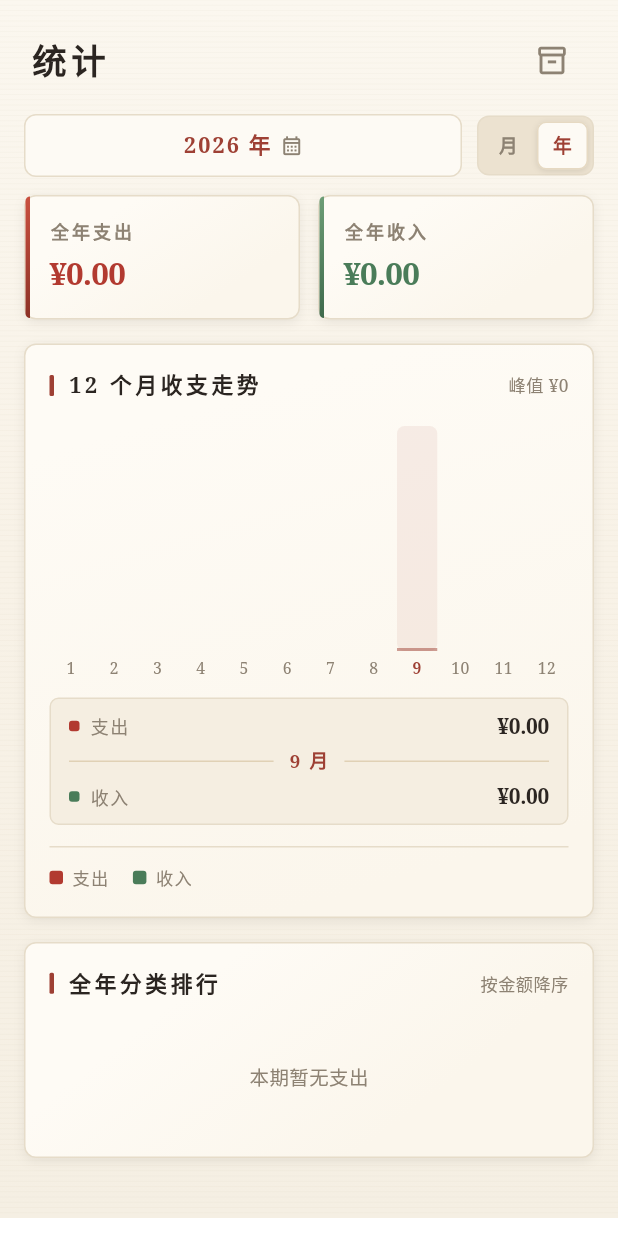
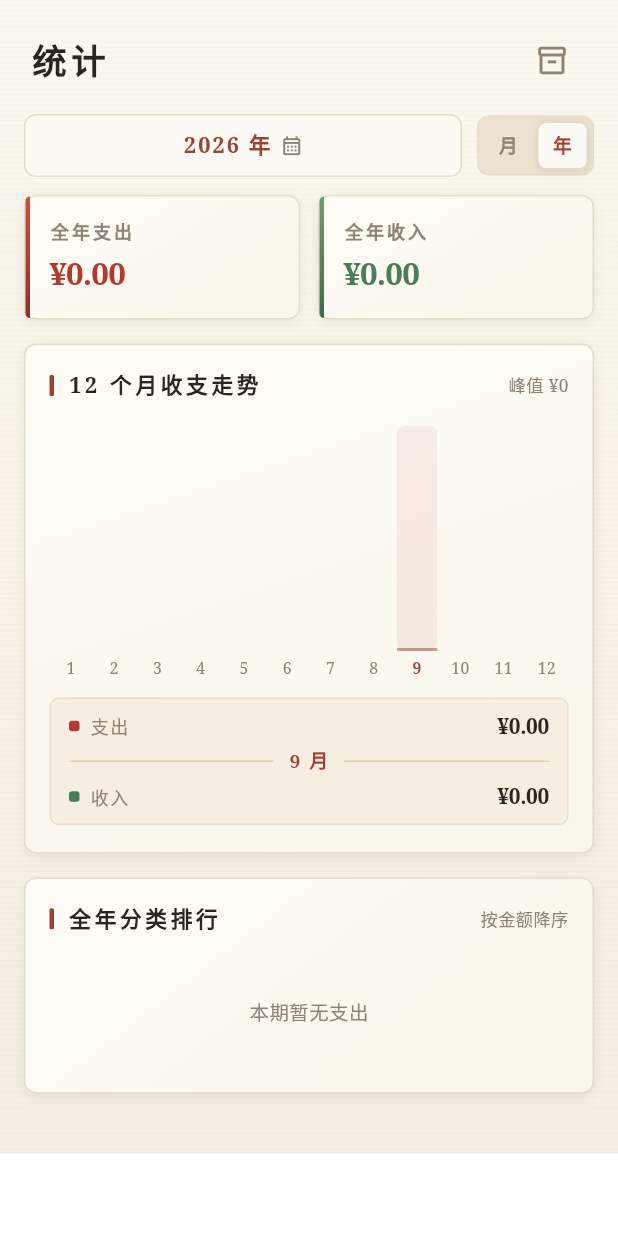
Before and after one commit to hpy12345/-APP, a Flutter app: the StatPage screen opened directly, after a tap on an icon or button, on a phone screen of 412 x 824 dp. Run offline on Flutter 3.47's test engine with Material 3 defaults, Android fonts, the light colour scheme and no system bars; our stand-ins replace file_picker, package_info_plus, shared_preferences, sqflite; accounts and stored records are empty.

Commit message:
polish(ui): 去掉年度图例 + 拉开 ¥ 与金额的间距（v1.2.1+5）
1  统计 · 12 个月收支走势：底部那行「● 支出 / ● 收入」图例删掉。
   选中月的读数条本身就带两个同色点，图例属于重复信息；
   `YearLegend` 组件一并删除（只留一段注释说明它为什么不在）。
2  记账页金额输入框：¥ 与数字的间距 0 → 9px。
   根因：InputDecorator 的 prefix 与输入框是紧挨着摆的（间距 = 前缀自身宽度，
   没有额外空隙），所以间距只能由前缀自己的右内边距给出 ——
   改用 `prefix`（widget）替代 `prefixText`，并把 `_yenGap`（同时用于长金额
   降字号的宽度预算）统一成 9。

```diff
--- a/lib/pages/add_page.dart
+++ b/lib/pages/add_page.dart
@@ -491,7 +491,12 @@ class _AmountField extends StatelessWidget {
   /// 行盒高 / 字号（沿用旧版 47/39 的比例，改字号时行距同比缩）
   static const double _lineFactor = 47 / 39;
   static const double _yenSize = 19;
-  static const double _yenGap = 4;
+
+  /// ¥ 与数字之间的间距。
+  /// InputDecorator 里 prefix 与输入框是**紧挨着**摆的（间距 = 前缀自身宽度，
+  /// 没有额外空隙），所以只能由 prefix 自己的右内边距给出。
+  /// 这里同时用于「长金额自动降字号」的宽度预算，两处保持同一个值。
+  static const double _yenGap = 9;
   static const Color _placeholder = Color(0xFFCDC2AD);
 
   TextStyle _digitStyle(double fs, Color color) => serifStyle.copyWith(
@@ -553,8 +558,13 @@ class _AmountField extends StatelessWidget {
           isDense: true,
           contentPadding: EdgeInsets.zero,
           border: InputBorder.none,
-          prefixText: '¥',
-          prefixStyle: yenStyle,
+          // 用 prefix（widget）而不是 prefixText：要在货币符号与数字之间留出
+          // [_yenGap] 的间距，只能把它做进前缀自己的内边距（Padding 会把子级的
+          // 基线透传出去，所以仍与数字同基线）。
+          prefix: Padding(
+            padding: const EdgeInsets.only(right: _yenGap),
+            child: Text('¥', style: yenStyle),
+          ),
           hintText: '0',
           hintStyle: _digitStyle(fs, _placeholder),
         ),
--- a/lib/pages/stat_page.dart
+++ b/lib/pages/stat_page.dart
@@ -242,14 +242,8 @@ class _StatPageState extends State<StatPage> {
                   PanelCard(
                     title: '12 个月收支走势',
                     trailing: _yearTip(vm),
-                    child: Column(
-                      children: [
-                        YearBars(
-                            months: vm.monthlySumsOfYear(_year),
-                            year: _year),
-                        const YearLegend(),
-                      ],
-                    ),
+                    child: YearBars(
+                        months: vm.monthlySumsOfYear(_year), year: _year),
                   ),
 
                 // ── 分类排行 ──
--- a/lib/widgets/year_bars.dart
+++ b/lib/widgets/year_bars.dart
@@ -293,45 +293,6 @@ class _Bar extends StatelessWidget {
     );
   }
 }
-
-/// 年视图图例（支出红 / 收入绿）
-class YearLegend extends StatelessWidget {
-  const YearLegend({super.key});
-
-  @override
-  Widget build(BuildContext context) {
-    return Padding(
-      padding: const EdgeInsets.only(top: 14),
-      child: Column(
-        children: [
-          const Divider(height: 1, color: Palette.line),
-          const SizedBox(height: 12),
-          Row(
-            children: [
-              _item(Palette.expense, '支出'),
-              const SizedBox(width: 16),
-              _item(Palette.income, '收入'),
-            ],
-          ),
-        ],
-      ),
-    );
-  }
-
-  Widget _item(Color color, String label) {
-    return Row(
-      children: [
-        Container(
-          width: 9,
-          height: 9,
-          decoration: BoxDecoration(
-              color: color, borderRadius: BorderRadius.circular(2)),
-        ),
-        const SizedBox(width: 6),
-        Text(label,
-            style: serifStyle.copyWith(
-                fontSize: 11.5, color: Palette.textSub, letterSpacing: 0.8)),
-      ],
-    );
-  }
-}
+// 注：这里原本还有一个 YearLegend（图例：支出红 / 收入绿）。
+// 选中月的读数条本身就带 ● 支出 / ● 收入 两个色点，图例属于重复信息，
+// 用户要求去掉，于是连组件一并删除。
--- a/pubspec.yaml
+++ b/pubspec.yaml
@@ -13,7 +13,8 @@ publish_to: "none"
 #          年度柱状图可点选读数、数据页显示存储体积 —— 属新功能，走 minor。
 # 1.2.0+4：账单可点进去重新编辑、收入补「其他」分类、金额字号与光标收小、
 #          保存键瘦身（去掉清空）、年度读数条分行、修「弹层关掉键盘自己弹出」。
-version: 1.2.0+4
+# 1.2.1+5：年度图例去掉（读数条自带色点）、金额输入框 ¥ 与数字拉开间距。
+version: 1.2.1+5
 
 environment:
   sdk: ">=3.4.0 <4.0.0"
```
